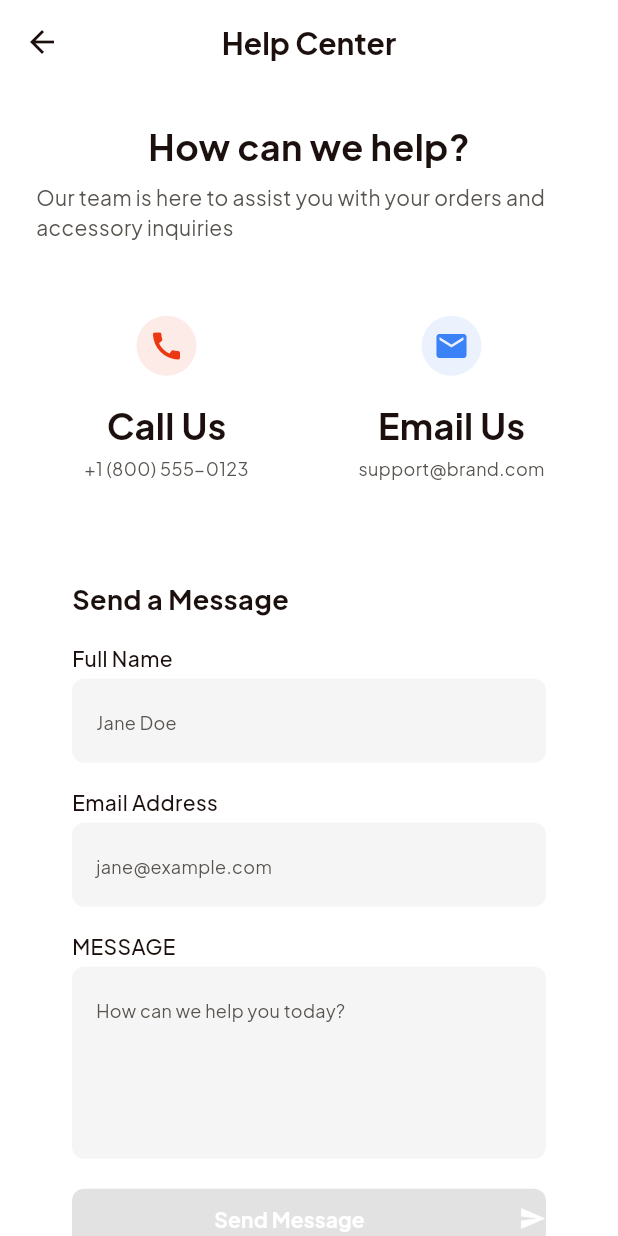
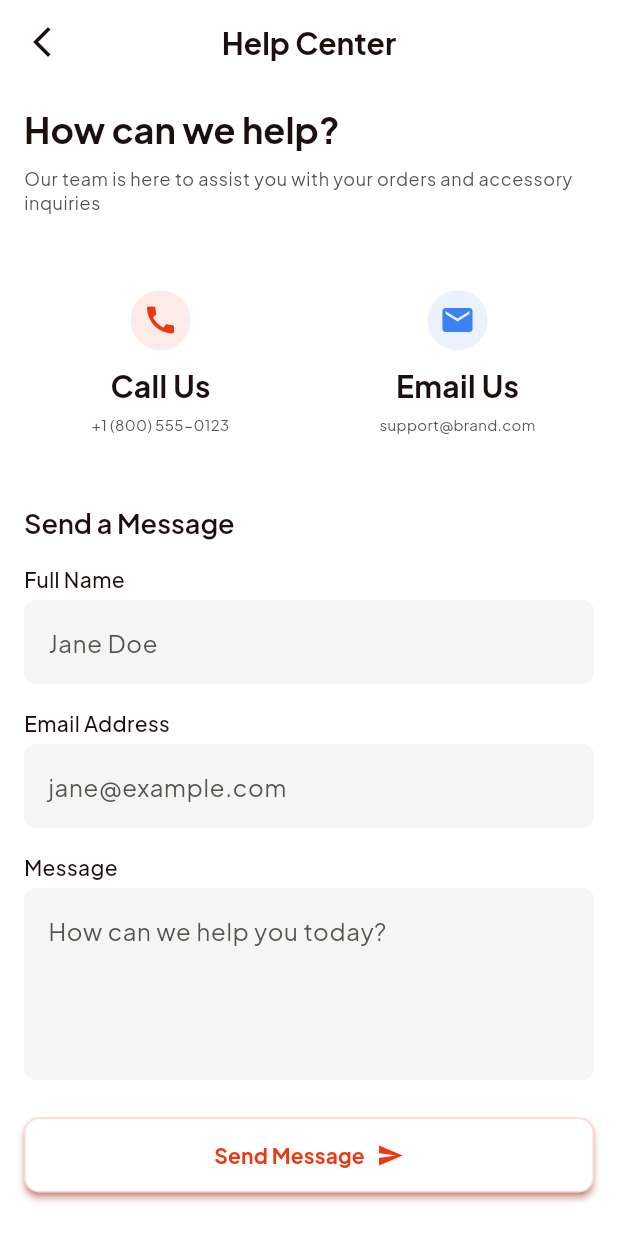
Before and after one commit to yousef1719/graduation_project_nti, a Flutter app: the HelpScreen screen opened directly, on a phone screen of 412 x 824 dp. Run offline on Flutter 3.47's test engine with Material 3 defaults, Android fonts, the phone set to English and light mode, and no system bars; our stand-ins replace carousel_slider, dio, flutter_bloc, flutter_rating_bar, flutter_svg, pin_code_fields and 1 more; missing offline and left inert: floating_draggable_widget, liquid_glass_navbar; accounts and stored records are empty.

Commit message:
Finish Theme in All screens & Profile Without Privacy Policy

```diff
--- a/lib/core/shared_widgets/custom_elevated_button_with_icon.dart
+++ b/lib/core/shared_widgets/custom_elevated_button_with_icon.dart
@@ -7,41 +7,54 @@ class CustomElevatedButtonWithIcon extends StatelessWidget {
     super.key,
     this.style,
     required this.text,
-    required this.icon,
+    this.icon,
     required this.textColor,
-    required this.iconColor,
+    this.iconColor,
     this.onPressed,
   });
   final void Function()? onPressed;
   final ButtonStyle? style;
   final String text;
-  final IconData icon;
-  final Color textColor, iconColor;
+  final IconData? icon;
+  final Color textColor;
+  final Color? iconColor;
 
   @override
+  @override
   Widget build(BuildContext context) {
+    final buttonStyle =
+        style ??
+        ElevatedButton.styleFrom(
+          padding: EdgeInsets.zero,
+          minimumSize: const Size(140, 40),
+          backgroundColor: AppColors.backgroundColor,
+          shape: RoundedRectangleBorder(borderRadius: BorderRadius.circular(8)),
+        );
+    if (icon == null) {
+      return ElevatedButton(
+        onPressed: onPressed,
+        style: buttonStyle,
+        child: Center(
+          child: CustomText(
+            text: text,
+            fontSize: 14,
+            fontWeight: FontWeight.bold,
+            color: textColor,
+          ),
+        ),
+      );
+    }
     return ElevatedButton.icon(
       iconAlignment: IconAlignment.end,
       onPressed: onPressed,
-      label: Center(
-        child: CustomText(
-          text: text,
-          fontSize: 14,
-          fontWeight: FontWeight.bold,
-          color: textColor,
-        ),
+      style: buttonStyle,
+      label: CustomText(
+        text: text,
+        fontSize: 14,
+        fontWeight: FontWeight.bold,
+        color: textColor,
       ),
-      icon: Icon(icon, color: textColor, size: 18),
-      style:
-          style ??
-          ElevatedButton.styleFrom(
-            padding: EdgeInsets.zero,
-            minimumSize: Size(140, 40),
-            backgroundColor: AppColors.backgroundColor,
-            shape: RoundedRectangleBorder(
-              borderRadius: BorderRadius.circular(8),
-            ),
-          ),
+      icon: Icon(icon, color: iconColor ?? textColor, size: 18),
     );
   }
 }
--- a/lib/features/auth/presentation/screens/verification_screen.dart
+++ b/lib/features/auth/presentation/screens/verification_screen.dart
@@ -103,8 +103,6 @@ class _VerificationScreenState extends State<VerificationScreen> {
             backgroundColor: Colors.green.shade700,
           ),
         );
-
-        // TODO: Navigate to next screen
       } else {
         if (!mounted) return;
         ScaffoldMessenger.of(context).showSnackBar(
--- a/lib/features/auth/presentation/widgets/custom_text_form_field.dart
+++ b/lib/features/auth/presentation/widgets/custom_text_form_field.dart
@@ -1,5 +1,4 @@
 import 'package:flutter/material.dart';
-import 'package:graduation_project_nti/core/constants/app_colors.dart';
 import 'package:graduation_project_nti/core/shared_widgets/custom_text.dart';
 
 class CustomTextField extends StatelessWidget {
@@ -33,34 +32,27 @@ class CustomTextField extends StatelessWidget {
         CustomText(
           text: labelText,
           fontSize: 14,
-          color: AppColors.textColor,
+          color: Theme.of(context).textTheme.bodyLarge?.color,
           fontWeight: FontWeight.w500,
         ),
         SizedBox(height: 4),
         TextFormField(
           controller: controller,
           validator: validator,
-          cursorColor: AppColors.primaryColor,
+          cursorColor: Theme.of(context).colorScheme.primary,
           keyboardType: keyboardType,
           maxLines: maxLines,
           autovalidateMode: AutovalidateMode.onUserInteraction,
           obscureText: obscureText ?? false,
           decoration: InputDecoration(
             suffixIcon: suffixIcon,
-            hint: CustomText(
-              text: hintText,
-              fontSize: 12,
-              color: AppColors.hintTextColor,
-            ),
-
-            border: OutlineInputBorder(
-              borderRadius: BorderRadius.circular(8),
-              borderSide: BorderSide(color: AppColors.hintTextColor),
-            ),
-            focusedBorder: OutlineInputBorder(
-              borderRadius: BorderRadius.circular(8),
-              borderSide: BorderSide(color: AppColors.primaryColor),
-            ),
+            hintText: hintText,
+            hintStyle: Theme.of(context).inputDecorationTheme.hintStyle,
+            border: Theme.of(context).inputDecorationTheme.border,
+            enabledBorder: Theme.of(context).inputDecorationTheme.enabledBorder,
+            focusedBorder: Theme.of(context).inputDecorationTheme.focusedBorder,
+            filled: true,
+            fillColor: Theme.of(context).inputDecorationTheme.fillColor,
           ),
         ),
         // SizedBox(height: 5),
--- a/lib/features/home/presentation/widgets/custom_grid_view.dart
+++ b/lib/features/home/presentation/widgets/custom_grid_view.dart
@@ -1,3 +1,5 @@
+// ignore_for_file: deprecated_member_use
+
 import 'package:flutter/cupertino.dart';
 import 'package:flutter/material.dart';
 import 'package:graduation_project_nti/core/shared_widgets/custom_text.dart';
--- a/lib/features/home/presentation/widgets/filter_products_by_category.dart
+++ b/lib/features/home/presentation/widgets/filter_products_by_category.dart
@@ -1,3 +1,5 @@
+// ignore_for_file: deprecated_member_use
+
 import 'package:flutter/material.dart';
 import 'package:graduation_project_nti/core/shared_widgets/custom_text.dart';
 
--- a/lib/features/profile/presentation/screens/help_screen.dart
+++ b/lib/features/profile/presentation/screens/help_screen.dart
@@ -1,5 +1,7 @@
+// ignore_for_file: deprecated_member_use
+
 import 'package:flutter/material.dart';
-import 'package:graduation_project_nti/core/constants/app_colors.dart';
+import 'package:graduation_project_nti/core/shared_widgets/custom_app_bar.dart';
 import 'package:graduation_project_nti/core/shared_widgets/custom_elevated_button_with_icon.dart';
 import 'package:graduation_project_nti/features/auth/presentation/widgets/custom_text_form_field.dart';
 import 'package:graduation_project_nti/features/profile/presentation/widgets/custom_container_screen.dart';
@@ -18,47 +20,31 @@ class _HelpScreenState extends State<HelpScreen> {
   TextEditingController messsageController = TextEditingController();
   @override
   Widget build(BuildContext context) {
-    return SafeArea(
-      child: Scaffold(
-        appBar: AppBar(
+    return Scaffold(
+      appBar: PreferredSize(
+        preferredSize: const Size.fromHeight(kToolbarHeight),
+        child: CustomAppBar(
           leading: IconButton(
-            onPressed: () {},
-            icon: Icon(Icons.arrow_back),
-            style: IconButton.styleFrom(
-              backgroundColor: AppColors.backgroundColor,
+            onPressed: () => Navigator.pop(context),
+            icon: Icon(Icons.arrow_back_ios_new),
           ),
+          title: 'Help Center',
         ),
-          title: Text(
-            "Help Center",
-            style: TextStyle(
-              fontSize: 20,
-              fontWeight: FontWeight.w700,
-              color: AppColors.textColor,
-            ),
-          ),
-          centerTitle: true,
       ),
       body: SingleChildScrollView(
         child: Padding(
-            padding: const EdgeInsets.all(24),
+          padding: const EdgeInsets.all(16),
           child: Column(
+            crossAxisAlignment: CrossAxisAlignment.start,
             children: [
               Text(
                 "How can we help?",
-                  style: TextStyle(
-                    fontSize: 24,
-                    fontWeight: FontWeight.w800,
-                    color: AppColors.textColor,
+                style: Theme.of(context).textTheme.displaySmall,
               ),
-                ),
-                SizedBox(height: 7.5),
+              SizedBox(height: 10),
               Text(
                 "Our team is here to assist you with your orders and accessory inquiries",
-                  style: TextStyle(
-                    fontSize: 14,
-                    fontWeight: FontWeight.w400,
-                    color: AppColors.hintTextColor,
-                  ),
+                style: Theme.of(context).textTheme.bodySmall,
               ),
               SizedBox(height: 25),
               Row(
@@ -68,8 +54,10 @@ class _HelpScreenState extends State<HelpScreen> {
                       icon: Icons.call,
                       text: 'Call Us',
                       hintText: '+1 (800) 555-0123',
-                        color: AppColors.primaryColor,
-                        backgroundColor: Color(0xffEC3713).withOpacity(0.1),
+                      color: Theme.of(context).colorScheme.primary,
+                      backgroundColor: Theme.of(
+                        context,
+                      ).colorScheme.primary.withOpacity(0.1),
                     ),
                   ),
                   SizedBox(width: 16),
@@ -84,26 +72,19 @@ class _HelpScreenState extends State<HelpScreen> {
                   ),
                 ],
               ),
-                SizedBox(height: 32),
+              SizedBox(height: 25),
               Container(
-                  width: 400,
-                  height: 498,
+                width: double.infinity,
                 decoration: BoxDecoration(
                   borderRadius: BorderRadius.circular(10),
-                    color: AppColors.backgroundColor,
+                  color: Theme.of(context).scaffoldBackgroundColor,
                 ),
-                  child: Padding(
-                    padding: const EdgeInsets.all(24),
                 child: Column(
                   crossAxisAlignment: CrossAxisAlignment.start,
                   children: [
                     Text(
                       "Send a Message",
-                          style: TextStyle(
-                            fontSize: 18,
-                            fontWeight: FontWeight.w700,
-                            color: AppColors.textColor,
-                          ),
+                      style: Theme.of(context).textTheme.titleLarge,
                     ),
                     SizedBox(height: 16),
                     CustomTextField(
@@ -119,36 +100,49 @@ class _HelpScreenState extends State<HelpScreen> {
                     ),
                     SizedBox(height: 16),
                     CustomTextField(
-                          labelText: 'MESSAGE',
+                      labelText: 'Message',
                       hintText: 'How can we help you today?',
                       controller: messsageController,
                       maxLines: 4,
                     ),
-                        SizedBox(height: 16),
+                    SizedBox(height: 25),
                     CustomElevatedButtonWithIcon(
                       text: 'Send Message',
                       icon: Icons.send,
-                          textColor: AppColors.backgroundColor,
-                          iconColor: AppColors.backgroundColor,
+                      onPressed: () {},
+                      textColor: Theme.of(context).colorScheme.primary,
+                      style: ElevatedButton.styleFrom(
+                        elevation: 2,
+                        minimumSize: const Size.fromHeight(50),
+                        backgroundColor: Theme.of(
+                          context,
+                        ).scaffoldBackgroundColor,
+                        shape: RoundedRectangleBorder(
+                          side: BorderSide(
+                            color: Theme.of(
+                              context,
+                            ).colorScheme.primary.withOpacity(0.2),
                           ),
-                        SizedBox(height: 32),
+                          borderRadius: BorderRadius.circular(10),
+                        ),
+                        shadowColor: Theme.of(context).colorScheme.primary,
+                      ),
+                    ),
+
+                    SizedBox(height: 25),
                     Row(
                       mainAxisAlignment: MainAxisAlignment.spaceBetween,
                       children: [
                         Text(
                           'FAQ',
-                              style: TextStyle(
-                                fontSize: 18,
-                                fontWeight: FontWeight.w700,
-                                color: AppColors.textColor,
-                              ),
+                          style: Theme.of(context).textTheme.titleLarge,
                         ),
                         Text(
                           'View All',
                           style: TextStyle(
                             fontSize: 14,
                             fontWeight: FontWeight.w600,
-                                color: AppColors.primaryColor,
+                            color: Theme.of(context).colorScheme.primary,
                           ),
                         ),
                       ],
@@ -156,22 +150,16 @@ class _HelpScreenState extends State<HelpScreen> {
                     SizedBox(height: 16),
                     CustomContainerScreen(text: 'Where is my order?'),
                     SizedBox(height: 16),
-                        CustomContainerScreen(
-                          text: 'What is the return policy?',
-                        ),
+                    CustomContainerScreen(text: 'What is the return policy?'),
                     SizedBox(height: 16),
-                        CustomContainerScreen(
-                          text: 'Do you ship internationally?',
-                        ),
+                    CustomContainerScreen(text: 'Do you ship internationally?'),
                   ],
-                    ),
                 ),
               ),
             ],
           ),
         ),
       ),
-      ),
     );
   }
 }
--- a/lib/features/profile/presentation/widgets/custom_container.dart
+++ b/lib/features/profile/presentation/widgets/custom_container.dart
@@ -1,5 +1,4 @@
 import 'package:flutter/material.dart';
-import 'package:graduation_project_nti/core/constants/app_colors.dart';
 
 class CustomContainer extends StatelessWidget {
   const CustomContainer({
@@ -8,26 +7,26 @@ class CustomContainer extends StatelessWidget {
     required this.text,
     required this.hintText,
     required this.color,
-    required this.backgroundColor,
+    this.backgroundColor,
   });
   final IconData icon;
   final String text;
   final String hintText;
   final Color color;
-  final Color backgroundColor;
+  final Color? backgroundColor;
 
   @override
   Widget build(BuildContext context) {
     return Container(
+      padding: EdgeInsets.symmetric(horizontal: 16, vertical: 10),
       width: 192.81,
       height: 144,
       decoration: BoxDecoration(
         borderRadius: BorderRadius.circular(15),
-        color: AppColors.backgroundColor,
+        color: Theme.of(context).cardColor,
       ),
-      child: Padding(
-        padding: const EdgeInsets.only(top: 20),
       child: Column(
+        mainAxisAlignment: MainAxisAlignment.center,
         children: [
           IconButton(
             style: IconButton.styleFrom(backgroundColor: backgroundColor),
@@ -35,27 +34,26 @@ class CustomContainer extends StatelessWidget {
             icon: Icon(icon),
             color: color,
           ),
-            SizedBox(height: 12),
+          SizedBox(height: 6),
           Text(
             text,
             style: TextStyle(
-                color: AppColors.textColor,
+              color: Theme.of(context).textTheme.bodyLarge?.color,
               fontWeight: FontWeight.w700,
-                fontSize: 24,
+              fontSize: 20,
             ),
           ),
           SizedBox(height: 4),
           Text(
             hintText,
             style: TextStyle(
-                color: AppColors.hintTextColor,
+              color: Theme.of(context).textTheme.bodySmall?.color,
               fontWeight: FontWeight.w400,
-                fontSize: 12,
+              fontSize: 10,
             ),
           ),
         ],
       ),
-      ),
     );
   }
 }
```
Also changed, not shown: lib/core/shared_widgets/themed_example_widget.dart (+4 -27 lines), lib/features/profile/presentation/screens/about_us.dart (+92 -101 lines), lib/features/profile/presentation/widgets/build_section_header.dart (added, +35 -0 lines), lib/features/profile/presentation/widgets/custom_container_screen.dart (+3 -4 lines), lib/features/profile/presentation/widgets/feature_card.dart (added, +56 -0 lines), lib/features/profile/presentation/widgets/profile_screen_body.dart (+11 -4 lines), assets/images/background/about_banner.png (added). Lines whose indentation alone changed are shown as unchanged.
